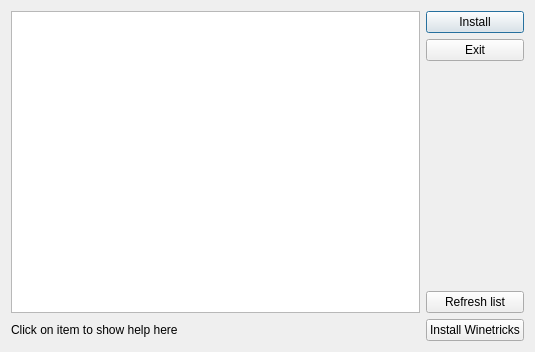
Old version of the form src/plugins/winetricks.ui in the repository brezerk/q4wine.
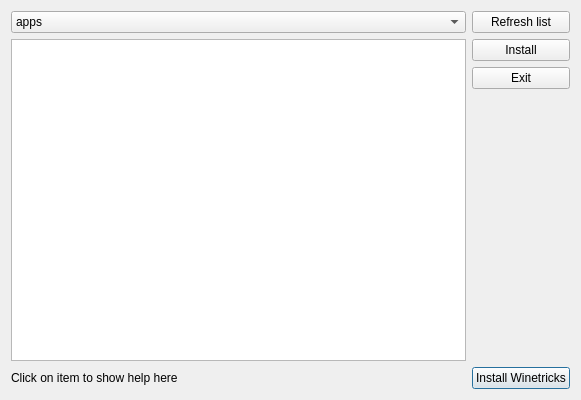
New version of the form.

Commit message: Support for http://wiki.winehq.org/BottleSpec; Winetricks plugin updates;

```diff
--- a/src/plugins/winetricks.ui
+++ b/src/plugins/winetricks.ui
@@ -6,15 +6,15 @@
    <rect>
     <x>0</x>
     <y>0</y>
-    <width>535</width>
-    <height>352</height>
+    <width>581</width>
+    <height>400</height>
    </rect>
   </property>
   <property name="windowTitle">
    <string>winetricks plugin</string>
   </property>
   <layout class="QGridLayout" name="gridLayout">
-   <item row="0" column="0" rowspan="5">
+   <item row="1" column="0" rowspan="5">
     <widget class="QListWidget" name="lstMain">
      <property name="toolTip">
       <string/>
@@ -24,14 +24,7 @@
      </property>
     </widget>
    </item>
-   <item row="0" column="1">
-    <widget class="QPushButton" name="cmdInstall">
-     <property name="text">
-      <string>Install</string>
-     </property>
-    </widget>
-   </item>
-   <item row="5" column="0">
+   <item row="6" column="0">
     <widget class="QLabel" name="label">
      <property name="text">
       <string>Click on item to show help here</string>
@@ -41,21 +34,62 @@
      </property>
     </widget>
    </item>
-   <item row="5" column="1">
+   <item row="6" column="1">
     <widget class="QPushButton" name="cmdInstWinetricks">
      <property name="text">
       <string>Install Winetricks</string>
      </property>
     </widget>
    </item>
-   <item row="1" column="1">
+   <item row="2" column="1">
     <widget class="QPushButton" name="cmdExit">
      <property name="text">
       <string>Exit</string>
      </property>
     </widget>
    </item>
-   <item row="4" column="1">
+   <item row="0" column="0">
+    <widget class="QComboBox" name="cbCategories">
+     <item>
+      <property name="text">
+       <string>apps</string>
+      </property>
+     </item>
+     <item>
+      <property name="text">
+       <string>benchmarks</string>
+      </property>
+     </item>
+     <item>
+      <property name="text">
+       <string>dlls</string>
+      </property>
+     </item>
+     <item>
+      <property name="text">
+       <string>fonts</string>
+      </property>
+     </item>
+     <item>
+      <property name="text">
+       <string>games</string>
+      </property>
+     </item>
+     <item>
+      <property name="text">
+       <string>settings</string>
+      </property>
+     </item>
+    </widget>
+   </item>
+   <item row="1" column="1">
+    <widget class="QPushButton" name="cmdInstall">
+     <property name="text">
+      <string>Install</string>
+     </property>
+    </widget>
+   </item>
+   <item row="0" column="1">
     <widget class="QPushButton" name="cmdRefresh">
      <property name="text">
       <string>Refresh list</string>
```
The commit also changes 30 other files.
